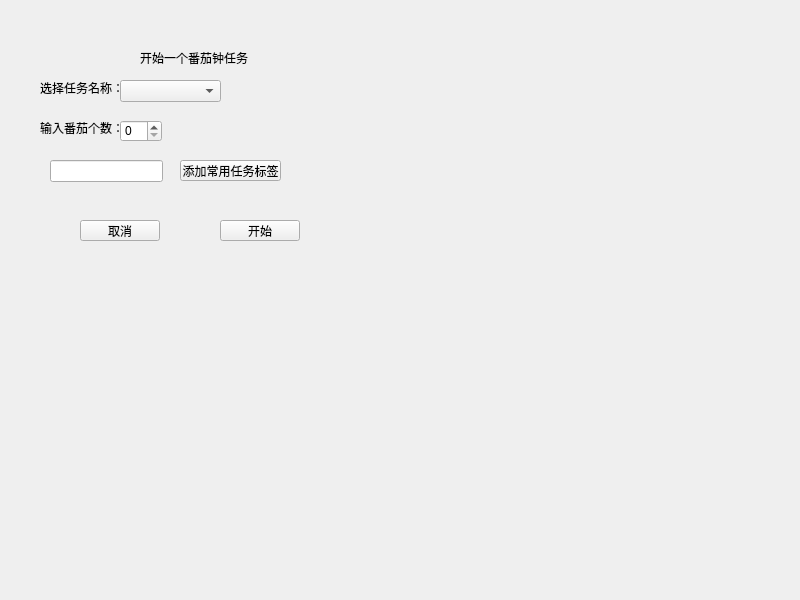
This is start_task.ui in aaaMsLIUfruit/Tomato_bell as Qt 5 draws it before an edit. The edited form follows.
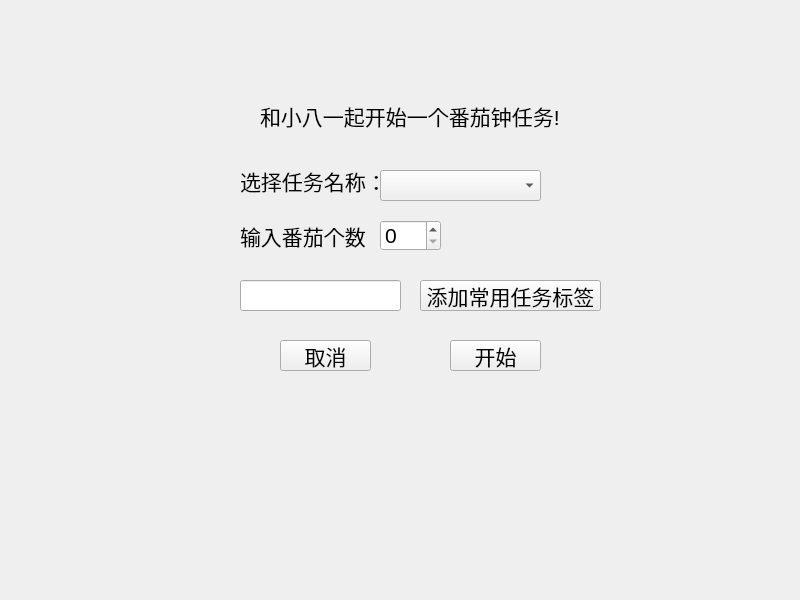
This is the edited form.

```diff
--- a/start_task.ui
+++ b/start_task.ui
@@ -10,29 +10,34 @@
     <height>600</height>
    </rect>
   </property>
+  <property name="font">
+   <font>
+    <pointsize>16</pointsize>
+   </font>
+  </property>
   <property name="windowTitle">
    <string>Form</string>
   </property>
   <widget class="QLabel" name="label">
    <property name="geometry">
     <rect>
-     <x>140</x>
-     <y>50</y>
-     <width>161</width>
-     <height>16</height>
+     <x>260</x>
+     <y>90</y>
+     <width>311</width>
+     <height>51</height>
     </rect>
    </property>
    <property name="text">
-    <string>开始一个番茄钟任务</string>
+    <string>和小八一起开始一个番茄钟任务!</string>
    </property>
   </widget>
   <widget class="QLabel" name="label_2">
    <property name="geometry">
     <rect>
-     <x>40</x>
-     <y>80</y>
-     <width>81</width>
-     <height>16</height>
+     <x>240</x>
+     <y>160</y>
+     <width>141</width>
+     <height>41</height>
     </rect>
    </property>
    <property name="text">
@@ -42,10 +47,10 @@
   <widget class="QLabel" name="label_3">
    <property name="geometry">
     <rect>
-     <x>40</x>
-     <y>120</y>
-     <width>81</width>
-     <height>16</height>
+     <x>240</x>
+     <y>220</y>
+     <width>131</width>
+     <height>31</height>
     </rect>
    </property>
    <property name="text">
@@ -55,10 +60,10 @@
   <widget class="QSpinBox" name="spinBox">
    <property name="geometry">
     <rect>
-     <x>120</x>
-     <y>120</y>
-     <width>42</width>
-     <height>22</height>
+     <x>380</x>
+     <y>220</y>
+     <width>61</width>
+     <height>31</height>
     </rect>
    </property>
    <property name="maximum">
@@ -68,10 +73,10 @@
   <widget class="QPushButton" name="start">
    <property name="geometry">
     <rect>
-     <x>220</x>
-     <y>220</y>
-     <width>80</width>
-     <height>21</height>
+     <x>450</x>
+     <y>340</y>
+     <width>91</width>
+     <height>31</height>
     </rect>
    </property>
    <property name="text">
@@ -81,10 +86,10 @@
   <widget class="QPushButton" name="pushButton_2">
    <property name="geometry">
     <rect>
-     <x>80</x>
-     <y>220</y>
-     <width>80</width>
-     <height>21</height>
+     <x>280</x>
+     <y>340</y>
+     <width>91</width>
+     <height>31</height>
     </rect>
    </property>
    <property name="text">
@@ -94,20 +99,20 @@
   <widget class="QComboBox" name="comboBox">
    <property name="geometry">
     <rect>
-     <x>120</x>
-     <y>80</y>
-     <width>101</width>
-     <height>22</height>
+     <x>380</x>
+     <y>170</y>
+     <width>161</width>
+     <height>31</height>
     </rect>
    </property>
   </widget>
   <widget class="QPushButton" name="pushButton">
    <property name="geometry">
     <rect>
-     <x>180</x>
-     <y>160</y>
-     <width>101</width>
-     <height>21</height>
+     <x>420</x>
+     <y>280</y>
+     <width>181</width>
+     <height>31</height>
     </rect>
    </property>
    <property name="text">
@@ -117,10 +122,10 @@
   <widget class="QLineEdit" name="lineEdit">
    <property name="geometry">
     <rect>
-     <x>50</x>
-     <y>160</y>
-     <width>113</width>
-     <height>22</height>
+     <x>240</x>
+     <y>280</y>
+     <width>161</width>
+     <height>31</height>
     </rect>
    </property>
   </widget>
```
